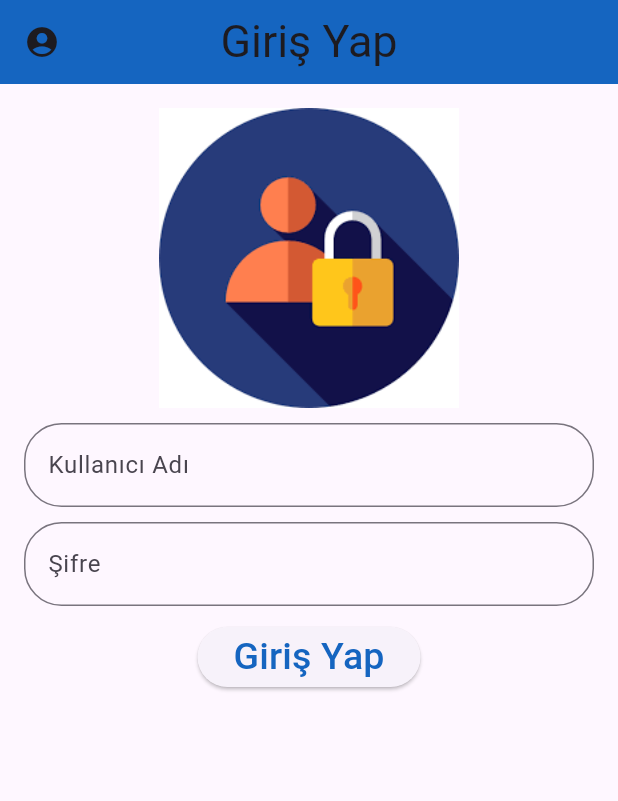
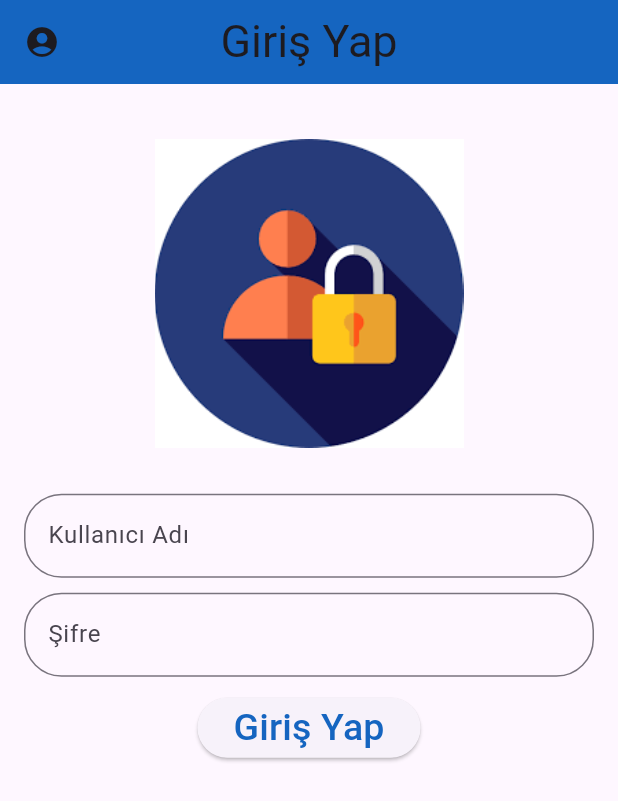
Before and after one commit to burhankaryagdi/Taskly, a Flutter app: the screen it shows after launch, on a phone screen of 412 x 824 dp. Shown: the top 801 px of the screen. Run offline on Flutter 3.47's test engine with Material 3 defaults, Android fonts, the phone set to English and light mode, and no system bars.

Commit message:
Düzeltme
Kodlarda çeşitli düzeltmeler yapıldı.

```diff
--- a/lib/giris_yap_sayfa.dart
+++ b/lib/giris_yap_sayfa.dart
@@ -1,8 +1,9 @@
 import 'dart:convert';
 
 import 'package:flutter/material.dart';
-import 'package:taskly/ana_sayfa.dart';
 import 'package:http/http.dart' as http;
+
+import 'ana_sayfa.dart';
 
 class GirisYap extends StatefulWidget {
   const GirisYap({super.key});
@@ -12,8 +13,8 @@ class GirisYap extends StatefulWidget {
 }
 
 class _GirisYapState extends State<GirisYap> {
-  TextEditingController _emailController = TextEditingController();
-  TextEditingController _passwordController = TextEditingController();
+  final TextEditingController _emailController = TextEditingController();
+  final TextEditingController _passwordController = TextEditingController();
   bool isLoading = false;
   String errorMessage = "";
 
@@ -21,11 +22,11 @@ class _GirisYapState extends State<GirisYap> {
   Widget build(BuildContext context) {
     return Scaffold(
       appBar: AppBar(
-        title: Text(
+        title: const Text(
           "Giriş Yap",
           style: TextStyle(fontSize: 30),
         ),
-        leading: Icon(Icons.account_circle),
+        leading: const Icon(Icons.account_circle),
         centerTitle: true,
         backgroundColor: Colors.blue[800],
       ),
@@ -37,48 +38,55 @@ class _GirisYapState extends State<GirisYap> {
             children: [
               Image.asset(
                 "assets/login_icon2.png",
-                width: 250,
-                height: 200,
+                width: MediaQuery.of(context).size.width * 0.5,
+                height: MediaQuery.of(context).size.height * 0.3,
               ),
-              SizedBox(
+              const SizedBox(
                 height: 10,
               ),
               TextField(
                 controller: _emailController,
                 decoration: InputDecoration(
-                    labelText: "Kullanıcı Adı",
-                    border: OutlineInputBorder(
-                        borderRadius: BorderRadius.circular(25))),
+                  labelText: "Kullanıcı Adı",
+                  border: OutlineInputBorder(
+                    borderRadius: BorderRadius.circular(25),
+                  ),
+                ),
               ),
-              SizedBox(
+              const SizedBox(
                 height: 10,
               ),
               TextField(
                 controller: _passwordController,
                 obscureText: true,
                 decoration: InputDecoration(
-                    labelText: "Şifre",
-                    border: OutlineInputBorder(
-                        borderRadius: BorderRadius.circular(25))),
+                  labelText: "Şifre",
+                  border: OutlineInputBorder(
+                    borderRadius: BorderRadius.circular(25),
+                  ),
+                ),
               ),
-              SizedBox(
+              const SizedBox(
                 height: 10,
               ),
               if (errorMessage.isNotEmpty)
                 Text(
                   errorMessage,
-                  style: TextStyle(color: Colors.red),
+                  style: const TextStyle(color: Colors.red),
                 ),
               isLoading
-                  ? CircularProgressIndicator()
+                  ? const CircularProgressIndicator()
                   : ElevatedButton(
                       child: Text(
                         "Giriş Yap",
                         style: TextStyle(fontSize: 25, color: Colors.blue[800]),
                       ),
                       onPressed: () {
-                        login(_emailController.text.trim(),
-                            _passwordController.text.trim());
+                        login(
+                          _emailController.text.trim(),
+                          _passwordController.text,
+                          context,
+                        );
                       },
                     )
             ],
@@ -88,7 +96,7 @@ class _GirisYapState extends State<GirisYap> {
     );
   }
 
-  void login(String email, String password) async {
+  void login(String email, String password, BuildContext context) async {
     setState(() {
       isLoading = true;
     });
@@ -105,8 +113,10 @@ class _GirisYapState extends State<GirisYap> {
         );
         if (user != null) {
           //Giriş Başarılı ise;
-          Navigator.push(
-              context, MaterialPageRoute(builder: (context) => AnaSayfa()));
+          if (context.mounted) {
+            Navigator.push(context,
+                MaterialPageRoute(builder: (context) => const AnaSayfa()));
+          }
         } else {
           // Kullanıcı Bulunamadi ise;
           setState(() {
--- a/lib/main.dart
+++ b/lib/main.dart
@@ -1,9 +1,8 @@
 import 'package:flutter/material.dart';
-import 'package:taskly/ana_sayfa.dart';
 import 'package:taskly/giris_yap_sayfa.dart';
 
 void main() {
-  runApp(MyApp());
+  runApp(const MyApp());
 }
 
 class MyApp extends StatelessWidget {
@@ -11,7 +10,7 @@ class MyApp extends StatelessWidget {
 
   @override
   Widget build(BuildContext context) {
-    return MaterialApp(
+    return const MaterialApp(
       home: GirisYap(),
       debugShowCheckedModeBanner: false,
     );
```
Also changed, not shown: lib/ana_sayfa.dart (+28 -27 lines), lib/model/not.dart (added, +8 -0 lines), lib/model/not_model.dart (deleted, +0 -8 lines).
